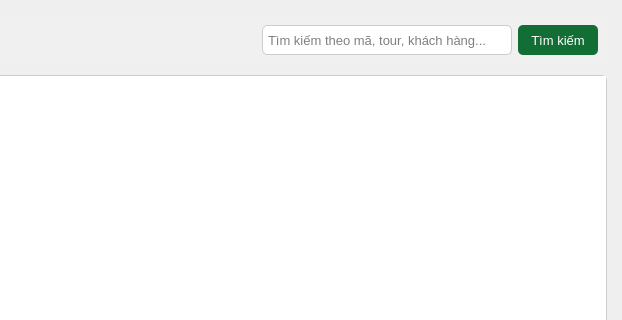
Qt form ui/views/booking_view.ui (DucSunIT/btl_python_eaut) before a commit; both pictures show x 178 to 800 and y 0 to 320 of the 800 by 611 pixel window.
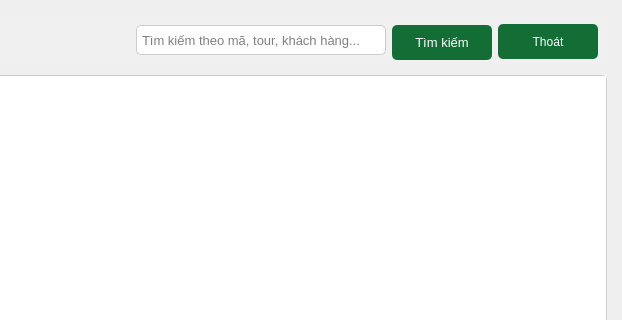
The same form after that commit.

```diff
--- a/ui/views/booking_view.ui
+++ b/ui/views/booking_view.ui
@@ -117,8 +117,8 @@
        <widget class="QPushButton" name="btn_search">
         <property name="minimumSize">
          <size>
-          <width>80</width>
-          <height>30</height>
+          <width>100</width>
+          <height>35</height>
          </size>
         </property>
         <property name="maximumSize">
@@ -152,6 +152,33 @@
         </property>
        </widget>
       </item>
+      <item>
+       <widget class="QPushButton" name="btn_exit">
+        <property name="minimumSize">
+         <size>
+          <width>100</width>
+          <height>35</height>
+         </size>
+        </property>
+        <property name="styleSheet">
+         <string notr="true">QPushButton {
+    background-color: #126E34;
+    color: white;
+    border: none;
+    border-radius: 5px;
+}
+QPushButton:hover {
+    background-color: #1B8A47;
+}
+QPushButton:pressed {
+    background-color: #1D9F4E;
+}</string>
+        </property>
+        <property name="text">
+         <string>Thoát</string>
+        </property>
+       </widget>
+      </item>
      </layout>
     </widget>
    </item>
```
